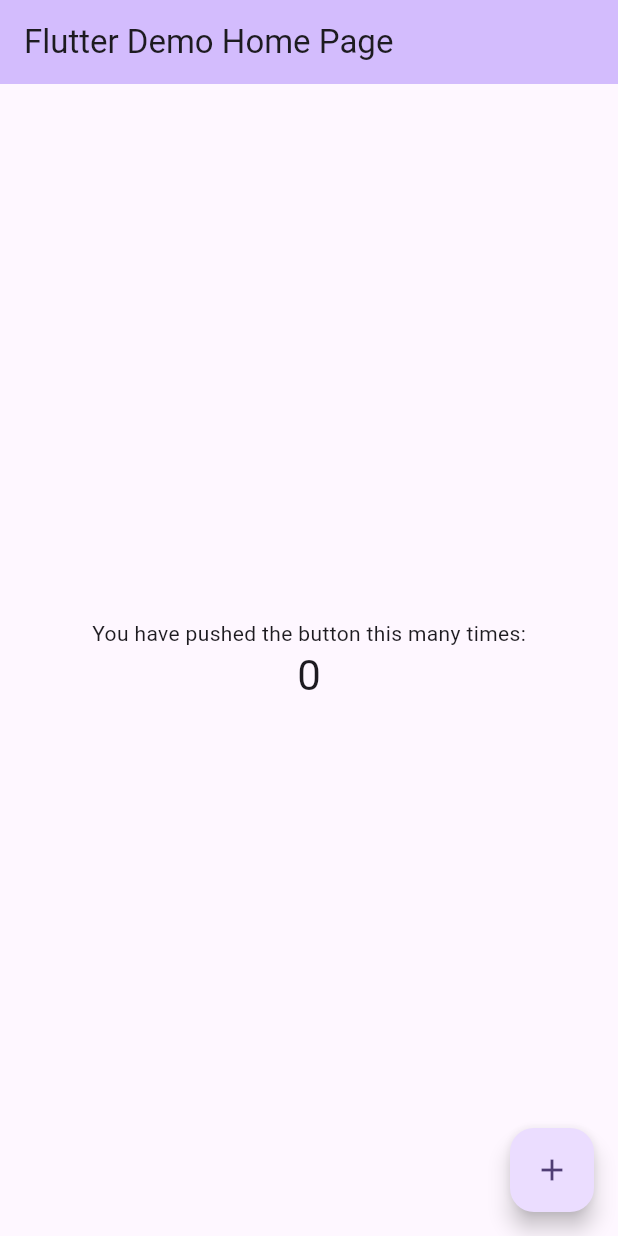
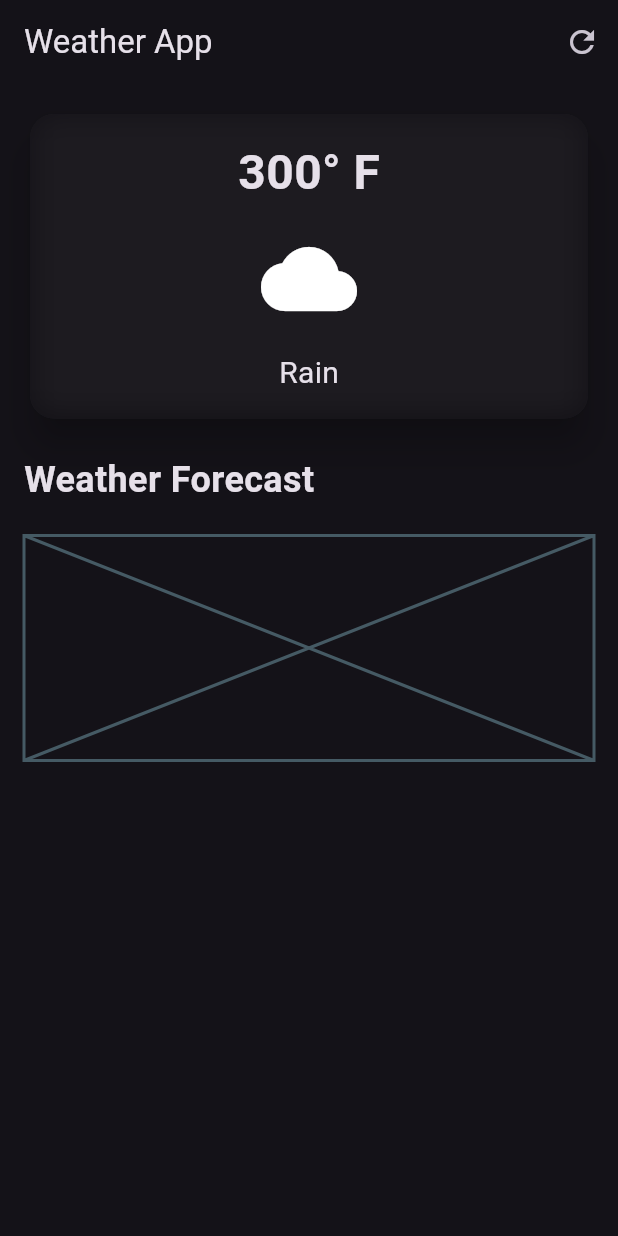
Before and after one commit to h-shukla/weather_app, a Flutter app: the screen it shows after launch, on a phone screen of 412 x 824 dp. Run offline on Flutter 3.47's test engine with Material 3 defaults, Android fonts, the phone set to English and light mode, and no system bars.

Commit message:
halfway design done

```diff
--- a/lib/main.dart
+++ b/lib/main.dart
@@ -1,4 +1,5 @@
 import 'package:flutter/material.dart';
+import 'package:weather_app/weather_screen.dart';
 
 void main() {
   runApp(const MyApp());
@@ -7,119 +8,13 @@ void main() {
 class MyApp extends StatelessWidget {
   const MyApp({super.key});
 
-  // This widget is the root of your application.
   @override
   Widget build(BuildContext context) {
     return MaterialApp(
-      title: 'Flutter Demo',
-      theme: ThemeData(
-        // This is the theme of your application.
-        //
-        // TRY THIS: Try running your application with "flutter run". You'll see
-        // the application has a purple toolbar. Then, without quitting the app,
-        // try changing the seedColor in the colorScheme below to Colors.green
-        // and then invoke "hot reload" (save your changes or press the "hot
-        // reload" button in a Flutter-supported IDE, or press "r" if you used
-        // the command line to start the app).
-        //
-        // Notice that the counter didn't reset back to zero; the application
-        // state is not lost during the reload. To reset the state, use hot
-        // restart instead.
-        //
-        // This works for code too, not just values: Most code changes can be
-        // tested with just a hot reload.
-        colorScheme: ColorScheme.fromSeed(seedColor: Colors.deepPurple),
-        useMaterial3: true,
-      ),
-      home: const MyHomePage(title: 'Flutter Demo Home Page'),
+      debugShowCheckedModeBanner: false,
+      theme: ThemeData.dark(useMaterial3: true),
+      title: 'Weather App',
+      home: const WeatherScreen(),
     );
   }
 }
-
-class MyHomePage extends StatefulWidget {
-  const MyHomePage({super.key, required this.title});
-
-  // This widget is the home page of your application. It is stateful, meaning
-  // that it has a State object (defined below) that contains fields that affect
-  // how it looks.
-
-  // This class is the configuration for the state. It holds the values (in this
-  // case the title) provided by the parent (in this case the App widget) and
-  // used by the build method of the State. Fields in a Widget subclass are
-  // always marked "final".
-
-  final String title;
-
-  @override
-  State<MyHomePage> createState() => _MyHomePageState();
-}
-
-class _MyHomePageState extends State<MyHomePage> {
-  int _counter = 0;
-
-  void _incrementCounter() {
-    setState(() {
-      // This call to setState tells the Flutter framework that something has
-      // changed in this State, which causes it to rerun the build method below
-      // so that the display can reflect the updated values. If we changed
-      // _counter without calling setState(), then the build method would not be
-      // called again, and so nothing would appear to happen.
-      _counter++;
-    });
-  }
-
-  @override
-  Widget build(BuildContext context) {
-    // This method is rerun every time setState is called, for instance as done
-    // by the _incrementCounter method above.
-    //
-    // The Flutter framework has been optimized to make rerunning build methods
-    // fast, so that you can just rebuild anything that needs updating rather
-    // than having to individually change instances of widgets.
-    return Scaffold(
-      appBar: AppBar(
-        // TRY THIS: Try changing the color here to a specific color (to
-        // Colors.amber, perhaps?) and trigger a hot reload to see the AppBar
-        // change color while the other colors stay the same.
-        backgroundColor: Theme.of(context).colorScheme.inversePrimary,
-        // Here we take the value from the MyHomePage object that was created by
-        // the App.build method, and use it to set our appbar title.
-        title: Text(widget.title),
-      ),
-      body: Center(
-        // Center is a layout widget. It takes a single child and positions it
-        // in the middle of the parent.
-        child: Column(
-          // Column is also a layout widget. It takes a list of children and
-          // arranges them vertically. By default, it sizes itself to fit its
-          // children horizontally, and tries to be as tall as its parent.
-          //
-          // Column has various properties to control how it sizes itself and
-          // how it positions its children. Here we use mainAxisAlignment to
-          // center the children vertically; the main axis here is the vertical
-          // axis because Columns are vertical (the cross axis would be
-          // horizontal).
-          //
-          // TRY THIS: Invoke "debug painting" (choose the "Toggle Debug Paint"
-          // action in the IDE, or press "p" in the console), to see the
-          // wireframe for each widget.
-          mainAxisAlignment: MainAxisAlignment.center,
-          children: <Widget>[
-            const Text(
-              'You have pushed the button this many times:',
-            ),
-            Text(
-              '$_counter',
-              style: Theme.of(context).textTheme.headlineMedium,
-            ),
-          ],
-        ),
-      ),
-      floatingActionButton: FloatingActionButton(
-        onPressed: _incrementCounter,
-        tooltip: 'Increment',
-        child: const Icon(Icons.add),
-      ), // This trailing comma makes auto-formatting nicer for build methods.
-    );
-  }
-}
--- /dev/null
+++ b/lib/weather_screen.dart
@@ -0,0 +1,94 @@
+import 'dart:ui';
+
+import 'package:flutter/material.dart';
+
+class WeatherScreen extends StatelessWidget {
+  const WeatherScreen({super.key});
+
+  @override
+  Widget build(BuildContext context) {
+    return Scaffold(
+      appBar: AppBar(
+        title: Text('Weather App'),
+        actions: [IconButton(onPressed: () {}, icon: Icon(Icons.refresh))],
+      ),
+      body: Padding(
+        padding: const EdgeInsets.all(16.0),
+        child: Column(
+          crossAxisAlignment: CrossAxisAlignment.start,
+          children: [
+            // main card
+            SizedBox(
+              width: double.infinity,
+              child: Card(
+                elevation: 10,
+                shape: RoundedRectangleBorder(
+                  borderRadius: BorderRadius.circular(16),
+                ),
+                child: ClipRRect(
+                  borderRadius: BorderRadius.circular(16),
+                  child: BackdropFilter(
+                    filter: ImageFilter.blur(
+                      sigmaX: 10,
+                      sigmaY: 10,
+                    ),
+                    child: Padding(
+                      padding: const EdgeInsets.all(16.0),
+                      child: Column(
+                        children: [
+                          Text(
+                            '300° F',
+                            style: TextStyle(
+                              fontSize: 32,
+                              fontWeight: FontWeight.bold,
+                            ),
+                          ),
+                          const SizedBox(
+                            height: 16,
+                          ),
+                          Icon(
+                            Icons.cloud,
+                            size: 64,
+                          ),
+                          const SizedBox(
+                            height: 16,
+                          ),
+                          Text(
+                            'Rain',
+                            style: TextStyle(
+                              fontSize: 20,
+                            ),
+                          )
+                        ],
+                      ),
+                    ),
+                  ),
+                ),
+              ),
+            ),
+            const SizedBox(
+              height: 20,
+            ),
+
+            // weather forecast cards
+            const Text(
+              'Weather Forecast',
+              style: TextStyle(
+                fontSize: 24,
+                fontWeight: FontWeight.bold,
+              ),
+            ),
+            const SizedBox(
+              height: 20,
+            ),
+
+            // additional information
+            const Placeholder(
+              fallbackHeight: 150,
+            ),
+          ],
+        ),
+      ),
+    );
+  }
+}
```
Also changed, not shown: 1 other file.
